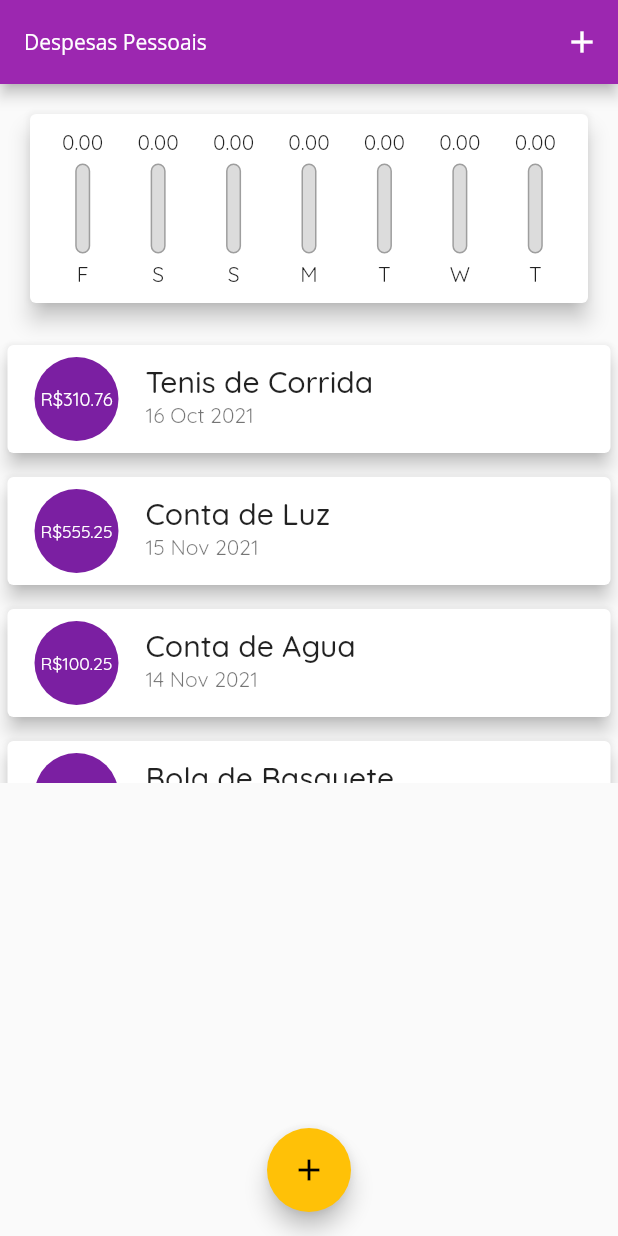
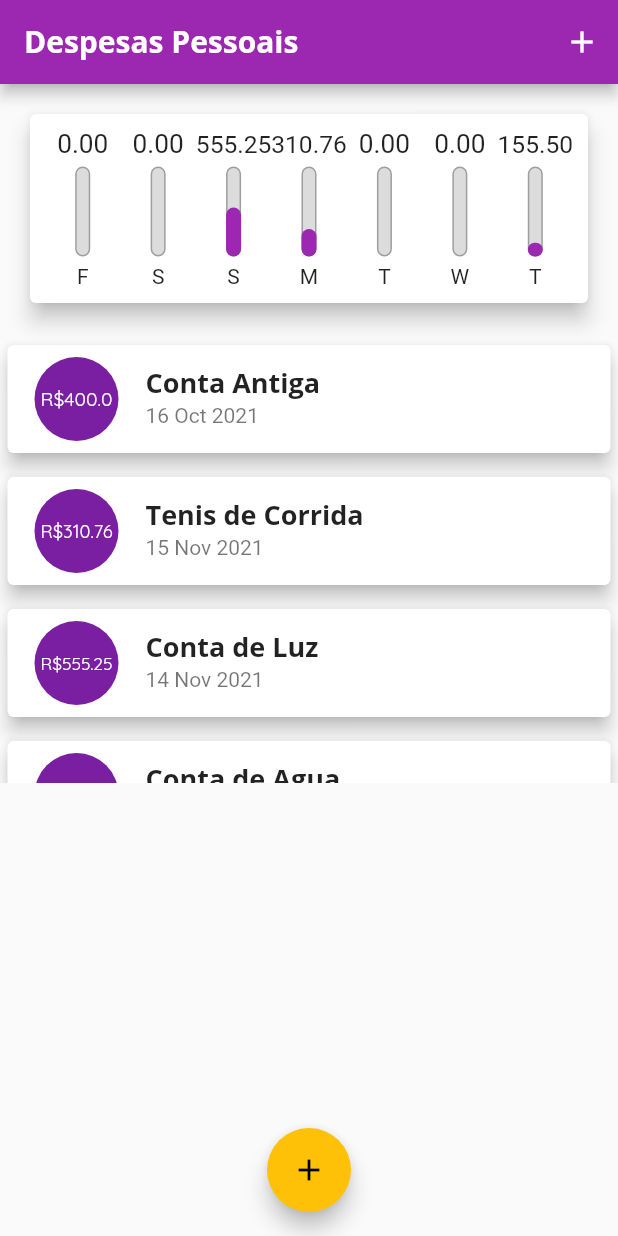
Before and after one commit to felipegdantas/Flutter-Udemy, a Flutter app: the screen it shows after launch, on a phone screen of 412 x 824 dp. Run offline on Flutter 3.47's test engine with Material 2 defaults, Android fonts, the phone set to English and light mode, and no system bars.

Commit message:
Fixing class 133

```diff
--- a/expenses/lib/components/chart.dart
+++ b/expenses/lib/components/chart.dart
@@ -1,7 +1,7 @@
-import 'chart_bar.dart';
-import '../models/transaction.dart';
 import 'package:flutter/material.dart';
 import 'package:intl/intl.dart';
+import '../models/transaction.dart';
+import 'chart_bar.dart';
 
 class Chart extends StatelessWidget {
   final List<Transaction> recentTransaction;
@@ -19,7 +19,7 @@ class Chart extends StatelessWidget {
       for (var i = 0; i < recentTransaction.length; i++) {
         bool sameDay = recentTransaction[i].date.day == weekDay.day;
         bool sameMonth = recentTransaction[i].date.month == weekDay.month;
-        bool sameYear = recentTransaction[i].date.day == weekDay.year;
+        bool sameYear = recentTransaction[i].date.year == weekDay.year;
 
         if (sameDay && sameMonth && sameYear) {
           totalSum += recentTransaction[i].value;
--- a/expenses/lib/components/chart_bar.dart
+++ b/expenses/lib/components/chart_bar.dart
@@ -15,8 +15,13 @@ class ChartBar extends StatelessWidget {
   Widget build(BuildContext context) {
     return Column(
       children: <Widget>[
-        FittedBox(
-          child: Text('${value!.toStringAsFixed(2)}'),
+        Container(
+          height: 20,
+          child: FittedBox(
+            child: Text(
+              '${value?.toStringAsFixed(2)}',
+            ),
+          ),
         ),
         SizedBox(height: 5),
         Container(
@@ -43,7 +48,7 @@ class ChartBar extends StatelessWidget {
                     borderRadius: BorderRadius.circular(5),
                   ),
                 ),
-              )
+              ),
             ],
           ),
         ),
--- a/expenses/lib/main.dart
+++ b/expenses/lib/main.dart
@@ -1,10 +1,10 @@
-import 'package:expenses/components/chart.dart';
+import 'package:flutter/cupertino.dart';
 import 'package:flutter/material.dart';
-
+import 'dart:math';
+import 'components/chart.dart';
 import 'components/transaction_form.dart';
 import 'components/transaction_list.dart';
 import 'models/transaction.dart';
-import 'dart:math';
 
 main() => runApp(ExpensesApp());
 
@@ -17,10 +17,23 @@ class ExpensesApp extends StatelessWidget {
         primarySwatch: Colors.purple,
         accentColor: Colors.amber,
         fontFamily: 'Quicksand',
+        textTheme: ThemeData.light().textTheme.copyWith(
+              headline6: TextStyle(
+                fontFamily: 'OpenSans',
+                fontSize: 18,
+                fontWeight: FontWeight.bold,
+              ),
+              button: TextStyle(
+                color: Colors.white,
+                fontWeight: FontWeight.bold,
+              ),
+            ),
         appBarTheme: AppBarTheme(
           textTheme: ThemeData.light().textTheme.copyWith(
                 headline6: TextStyle(
                   fontFamily: 'OpenSans',
+                  fontSize: 20,
+                  fontWeight: FontWeight.bold,
                 ),
               ),
         ),
@@ -31,34 +44,40 @@ class ExpensesApp extends StatelessWidget {
 
 class MyHomePage extends StatefulWidget {
   @override
-  State<MyHomePage> createState() => _MyHomePageState();
+  _MyHomePageState createState() => _MyHomePageState();
 }
 
 class _MyHomePageState extends State<MyHomePage> {
   final List<Transaction> _transactions = [
     Transaction(
+      id: 't0',
+      title: 'Conta Antiga',
+      value: 400.00,
+      date: DateTime.now().subtract(Duration(days: 33)),
+    ),
+    Transaction(
       id: 't1',
       title: 'Tenis de Corrida',
       value: 310.76,
-      date: DateTime.now().subtract(Duration(days: 33)),
+      date: DateTime.now().subtract(Duration(days: 3)),
     ),
     Transaction(
       id: 't2',
       title: 'Conta de Luz',
       value: 555.25,
-      date: DateTime.now().subtract(Duration(days: 3)),
+      date: DateTime.now().subtract(Duration(days: 4)),
     ),
     Transaction(
       id: 't3',
       title: 'Conta de Agua',
       value: 100.25,
-      date: DateTime.now().subtract(Duration(days: 4)),
+      date: DateTime.now(),
     ),
     Transaction(
       id: 't4',
       title: 'Bola de Basquete',
       value: 55.25,
-      date: DateTime.now().subtract(Duration(days: 5)),
+      date: DateTime.now(),
     ),
   ];
 
@@ -87,10 +106,11 @@ class _MyHomePageState extends State<MyHomePage> {
 
   _openTransactionFormModal(BuildContext context) {
     showModalBottomSheet(
-        context: context,
-        builder: (_) {
-          return TransactionForm(_addTransaction);
-        });
+      context: context,
+      builder: (_) {
+        return TransactionForm(_addTransaction);
+      },
+    );
   }
 
   @override
@@ -100,8 +120,8 @@ class _MyHomePageState extends State<MyHomePage> {
         title: Text('Despesas Pessoais'),
         actions: <Widget>[
           IconButton(
+            icon: Icon(Icons.add),
             onPressed: () => _openTransactionFormModal(context),
-            icon: Icon(Icons.add),
           ),
         ],
       ),
```
